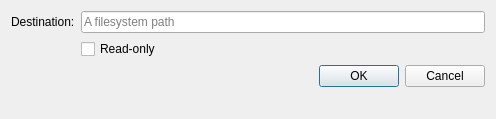
bkmo/btrfs-assistant-bkmo, file src/ui/SnapshotSubvolumeDialog.ui: the form before one commit.
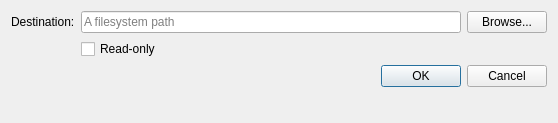
The form after the commit.

Commit message: SnapshotSubvolumeDialog: added browse button and warning about relative paths

The edit to the form file:
```diff
--- a/src/ui/SnapshotSubvolumeDialog.ui
+++ b/src/ui/SnapshotSubvolumeDialog.ui
@@ -6,8 +6,8 @@
    <rect>
     <x>0</x>
     <y>0</y>
-    <width>496</width>
-    <height>119</height>
+    <width>558</width>
+    <height>123</height>
    </rect>
   </property>
   <property name="windowTitle">
@@ -22,11 +22,28 @@
     </widget>
    </item>
    <item row="0" column="1">
+    <layout class="QHBoxLayout" name="horizontalLayout">
+     <item>
     <widget class="QLineEdit" name="destinationLineEdit">
      <property name="placeholderText">
       <string>A filesystem path</string>
      </property>
     </widget>
+     </item>
+     <item>
+      <widget class="QPushButton" name="browseButton">
+       <property name="sizePolicy">
+        <sizepolicy hsizetype="Maximum" vsizetype="Fixed">
+         <horstretch>0</horstretch>
+         <verstretch>0</verstretch>
+        </sizepolicy>
+       </property>
+       <property name="text">
+        <string>Browse...</string>
+       </property>
+      </widget>
+     </item>
+    </layout>
    </item>
    <item row="1" column="1">
     <widget class="QCheckBox" name="readOnlyCheckBox">
```
Lines whose indentation alone changed are shown as unchanged. The commit also changes 1 other file.
